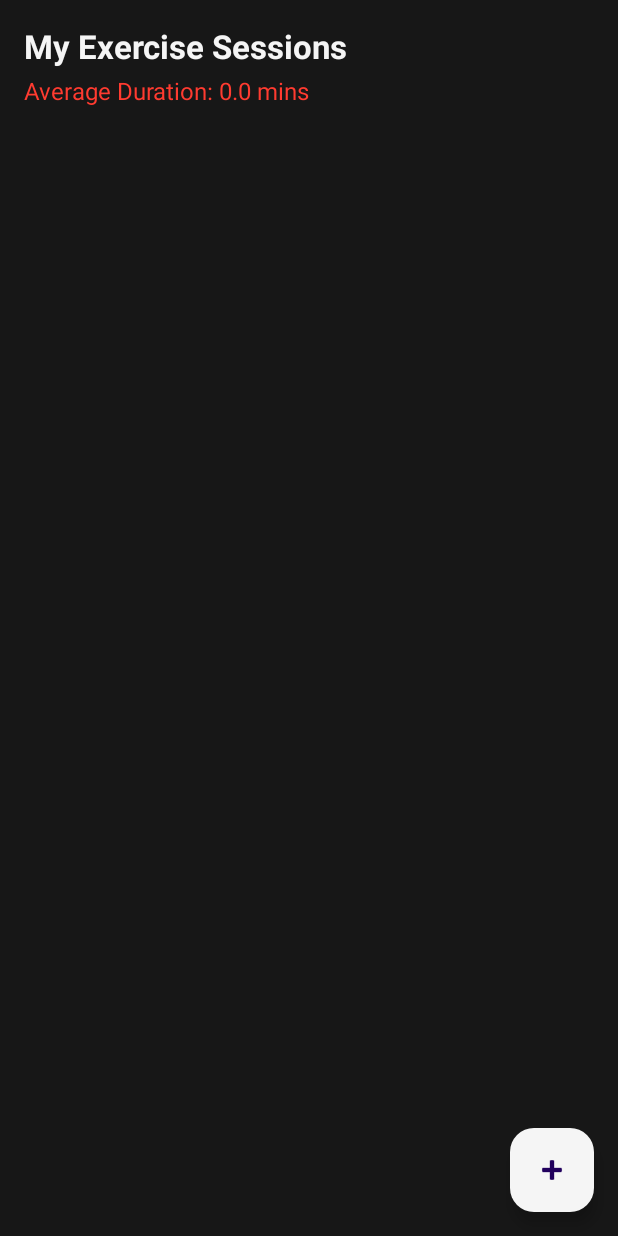
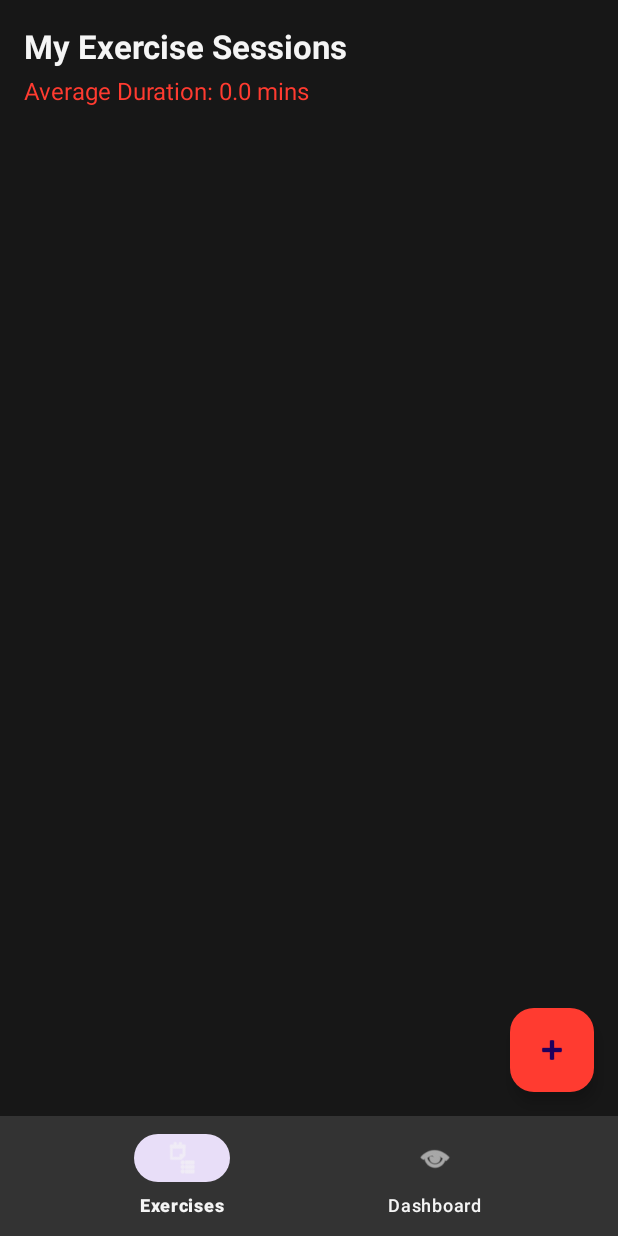
Before and after one commit to lennythecreator/Bencher, an Android app: the screen it shows after launch (MainActivity), on a phone screen of 412 x 824 dp. Run offline under Robolectric (Android 15) with nearby library versions, the phone set to English and light mode, and no system bars; our stand-ins replace Room's generated code.

Commit message:
added fragments

```diff
--- a/app/build.gradle.kts
+++ b/app/build.gradle.kts
@@ -38,7 +38,9 @@ android {
 
 dependencies {
     val roomVersion = "2.6.1"
-
+    //nav
+    implementation ("androidx.navigation:navigation-fragment-ktx:2.7.5")
+    implementation ("androidx.navigation:navigation-ui-ktx:2.7.5")
     // Room dependencies
     implementation("androidx.room:room-runtime:$roomVersion")
     implementation("androidx.room:room-ktx:$roomVersion")
--- /dev/null
+++ b/app/src/main/java/com/example/myapplication/ExerciseListFragment.kt
@@ -0,0 +1,55 @@
+package com.example.myapplication
+
+import android.content.Intent
+import android.os.Bundle
+import android.view.LayoutInflater
+import android.view.View
+import android.view.ViewGroup
+import android.widget.TextView
+import androidx.fragment.app.Fragment
+import androidx.recyclerview.widget.LinearLayoutManager
+import androidx.recyclerview.widget.RecyclerView
+import com.google.android.material.floatingactionbutton.FloatingActionButton
+
+class ExerciseListFragment : Fragment() {
+    private lateinit var db: ExerciseDatabase
+    private lateinit var adapter: ExerciseAdapter
+
+    override fun onCreateView(
+        inflater: LayoutInflater,
+        container: ViewGroup?,
+        savedInstanceState: Bundle?
+    ): View? {
+        return inflater.inflate(R.layout.fragment_exercise_list, container, false)
+    }
+
+    override fun onViewCreated(view: View, savedInstanceState: Bundle?) {
+        super.onViewCreated(view, savedInstanceState)
+
+        db = ExerciseDatabase.getDatabase(requireActivity().application)
+        adapter = ExerciseAdapter()
+
+        val recyclerView = view.findViewById<RecyclerView>(R.id.rvExercises)
+        recyclerView.layoutManager = LinearLayoutManager(requireContext())
+        recyclerView.adapter = adapter
+
+        db.exerciseDao().getAllSessions().observe(viewLifecycleOwner) { sessions ->
+            adapter.setData(sessions)
+            updateAverage(view, sessions)
+        }
+
+        val fab = view.findViewById<FloatingActionButton>(R.id.fabAdd)
+        fab.setOnClickListener {
+            startActivity(Intent(requireContext(), AddExerciseActivity::class.java))
+        }
+    }
+
+    private fun updateAverage(view: View, sessions: List<ExerciseSession>) {
+        val avg = if (sessions.isNotEmpty()) {
+            sessions.map { it.duration }.average()
+        } else {
+            0.0
+        }
+        view.findViewById<TextView>(R.id.tvAverage).text = "Average Duration: %.1f mins".format(avg)
+    }
+}
--- a/app/src/main/java/com/example/myapplication/MainActivity.kt
+++ b/app/src/main/java/com/example/myapplication/MainActivity.kt
@@ -1,51 +1,42 @@
 package com.example.myapplication
 
 import android.os.Bundle
-import androidx.activity.enableEdgeToEdge
 import androidx.appcompat.app.AppCompatActivity
-import androidx.core.view.ViewCompat
-import androidx.core.view.WindowInsetsCompat
-import android.content.Intent
-import android.widget.TextView
-import androidx.recyclerview.widget.LinearLayoutManager
-import androidx.recyclerview.widget.RecyclerView
-import com.example.myapplication.ExerciseDatabase
-import com.example.myapplication.ExerciseAdapter
-import com.example.myapplication.R.id.fabAdd
-import com.google.android.material.floatingactionbutton.FloatingActionButton
+import androidx.fragment.app.Fragment
+import com.google.android.material.bottomnavigation.BottomNavigationView
 
 class MainActivity : AppCompatActivity() {
-    private lateinit var db: ExerciseDatabase
-    private lateinit var adapter: ExerciseAdapter
 
     override fun onCreate(savedInstanceState: Bundle?) {
         super.onCreate(savedInstanceState)
         setContentView(R.layout.activity_main)
 
-        db = ExerciseDatabase.getDatabase(this)
-        adapter = ExerciseAdapter()
+        val bottomNav = findViewById<BottomNavigationView>(R.id.bottomNavigation)
 
-        val recyclerView = findViewById<RecyclerView>(R.id.rvExercises)
-        recyclerView.layoutManager = LinearLayoutManager(this)
-        recyclerView.adapter = adapter
-
-        db.exerciseDao().getAllSessions().observe(this) { sessions ->
-            adapter.setData(sessions)
-            updateAverage(sessions)
+        // Load the default fragment
+        if (savedInstanceState == null) {
+            loadFragment(ExerciseListFragment())
         }
 
-        val fab = findViewById<FloatingActionButton>(R.id.fabAdd)
-        fab.setOnClickListener {
-            startActivity(Intent(this, AddExerciseActivity::class.java))
+        // Handle bottom navigation item clicks
+        bottomNav.setOnItemSelectedListener { item ->
+            when (item.itemId) {
+                R.id.nav_exercises -> {
+                    loadFragment(ExerciseListFragment())
+                    true
+                }
+                R.id.nav_dashboard -> {
+                    loadFragment(DashboardFragment())
+                    true
+                }
+                else -> false
+            }
         }
     }
 
-    private fun updateAverage(sessions: List<ExerciseSession>) {
-        val avg = if (sessions.isNotEmpty()) {
-            sessions.map { it.duration }.average()
-        } else {
-            0.0
-        }
-        findViewById<TextView>(R.id.tvAverage).text = "Average Duration: %.1f mins".format(avg)
+    private fun loadFragment(fragment: Fragment) {
+        supportFragmentManager.beginTransaction()
+            .replace(R.id.fragmentContainer, fragment)
+            .commit()
     }
 }
--- a/app/src/main/res/layout/activity_main.xml
+++ b/app/src/main/res/layout/activity_main.xml
@@ -1,55 +1,30 @@
 <?xml version="1.0" encoding="utf-8"?>
-<androidx.constraintlayout.widget.ConstraintLayout xmlns:android="http://schemas.android.com/apk/res/android"
+<androidx.constraintlayout.widget.ConstraintLayout
+    xmlns:android="http://schemas.android.com/apk/res/android"
     xmlns:app="http://schemas.android.com/apk/res-auto"
     android:layout_width="match_parent"
     android:layout_height="match_parent"
     android:background="@color/charcoal_black">
 
-    <TextView
-        android:id="@+id/tvTitle"
-        android:layout_width="wrap_content"
-        android:layout_height="wrap_content"
-        android:text="My Exercise Sessions"
-        android:textSize="22sp"
-        android:textStyle="bold"
-        android:textColor="@color/off_white"
-        app:layout_constraintTop_toTopOf="parent"
-        app:layout_constraintStart_toStartOf="parent"
-        android:layout_margin="16dp" />
-
-    <TextView
-        android:id="@+id/tvAverage"
-        android:layout_width="wrap_content"
-        android:layout_height="wrap_content"
-        android:text="Average Duration: 0.0 mins"
-        android:textSize="16sp"
-        android:textColor="@color/accent_red"
-        app:layout_constraintTop_toBottomOf="@id/tvTitle"
-        app:layout_constraintStart_toStartOf="parent"
-        android:layout_marginStart="16dp"
-        android:layout_marginTop="4dp" />
-
-    <androidx.recyclerview.widget.RecyclerView
-        android:id="@+id/rvExercises"
+    <FrameLayout
+        android:id="@+id/fragmentContainer"
         android:layout_width="0dp"
         android:layout_height="0dp"
-        app:layout_constraintTop_toBottomOf="@id/tvAverage"
+        app:layout_constraintTop_toTopOf="parent"
+        app:layout_constraintBottom_toTopOf="@id/bottomNavigation"
+        app:layout_constraintStart_toStartOf="parent"
+        app:layout_constraintEnd_toEndOf="parent" />
+
+    <com.google.android.material.bottomnavigation.BottomNavigationView
+        android:id="@+id/bottomNavigation"
+        android:layout_width="0dp"
+        android:layout_height="wrap_content"
+        android:background="@color/dark_gray"
+        app:itemIconTint="@color/off_white"
+        app:itemTextColor="@color/off_white"
         app:layout_constraintBottom_toBottomOf="parent"
         app:layout_constraintStart_toStartOf="parent"
         app:layout_constraintEnd_toEndOf="parent"
-        android:padding="8dp"
-        android:layout_marginTop="8dp" />
-
-    <com.google.android.material.floatingactionbutton.FloatingActionButton
-        android:id="@+id/fabAdd"
-        android:layout_width="wrap_content"
-        android:layout_height="wrap_content"
-        android:contentDescription="Add Exercise"
-        android:src="@android:drawable/ic_input_add"
-        android:tint="@color/pure_white"
-        app:backgroundTint="@color/off_white"
-        app:layout_constraintBottom_toBottomOf="parent"
-        app:layout_constraintEnd_toEndOf="parent"
-        android:layout_margin="16dp" />
+        app:menu="@menu/bottom_nav_menu" />
 
 </androidx.constraintlayout.widget.ConstraintLayout>
--- /dev/null
+++ b/app/src/main/res/layout/fragment_exercise_list.xml
@@ -0,0 +1,56 @@
+<?xml version="1.0" encoding="utf-8"?>
+<androidx.constraintlayout.widget.ConstraintLayout
+    xmlns:android="http://schemas.android.com/apk/res/android"
+    xmlns:app="http://schemas.android.com/apk/res-auto"
+    android:layout_width="match_parent"
+    android:layout_height="match_parent"
+    android:background="@color/charcoal_black">
+
+    <TextView
+        android:id="@+id/tvTitle"
+        android:layout_width="wrap_content"
+        android:layout_height="wrap_content"
+        android:text="My Exercise Sessions"
+        android:textSize="22sp"
+        android:textStyle="bold"
+        android:textColor="@color/off_white"
+        app:layout_constraintTop_toTopOf="parent"
+        app:layout_constraintStart_toStartOf="parent"
+        android:layout_margin="16dp" />
+
+    <TextView
+        android:id="@+id/tvAverage"
+        android:layout_width="wrap_content"
+        android:layout_height="wrap_content"
+        android:text="Average Duration: 0.0 mins"
+        android:textSize="16sp"
+        android:textColor="@color/accent_red"
+        app:layout_constraintTop_toBottomOf="@id/tvTitle"
+        app:layout_constraintStart_toStartOf="parent"
+        android:layout_marginStart="16dp"
+        android:layout_marginTop="4dp" />
+
+    <androidx.recyclerview.widget.RecyclerView
+        android:id="@+id/rvExercises"
+        android:layout_width="0dp"
+        android:layout_height="0dp"
+        app:layout_constraintTop_toBottomOf="@id/tvAverage"
+        app:layout_constraintBottom_toBottomOf="parent"
+        app:layout_constraintStart_toStartOf="parent"
+        app:layout_constraintEnd_toEndOf="parent"
+        android:padding="8dp"
+        android:layout_marginTop="8dp" />
+
+    <com.google.android.material.floatingactionbutton.FloatingActionButton
+        android:id="@+id/fabAdd"
+        android:layout_width="wrap_content"
+        android:layout_height="wrap_content"
+        android:contentDescription="Add Exercise"
+        android:src="@android:drawable/ic_input_add"
+        android:tint="@color/pure_white"
+        app:backgroundTint="@color/accent_red"
+        app:layout_constraintBottom_toBottomOf="parent"
+        app:layout_constraintEnd_toEndOf="parent"
+        android:layout_margin="16dp" />
+
+</androidx.constraintlayout.widget.ConstraintLayout>
--- /dev/null
+++ b/app/src/main/res/menu/bottom_nav_menu.xml
@@ -0,0 +1,11 @@
+<?xml version="1.0" encoding="utf-8"?>
+<menu xmlns:android="http://schemas.android.com/apk/res/android">
+    <item
+        android:id="@+id/nav_exercises"
+        android:icon="@android:drawable/ic_menu_agenda"
+        android:title="Exercises" />
+    <item
+        android:id="@+id/nav_dashboard"
+        android:icon="@android:drawable/ic_menu_view"
+        android:title="Dashboard" />
+</menu>
```
Also changed, not shown: app/src/main/java/com/example/myapplication/DashboardFragment.kt (added, +57 -0 lines), app/src/main/res/layout/fragment_dashboard.xml (added, +164 -0 lines).
